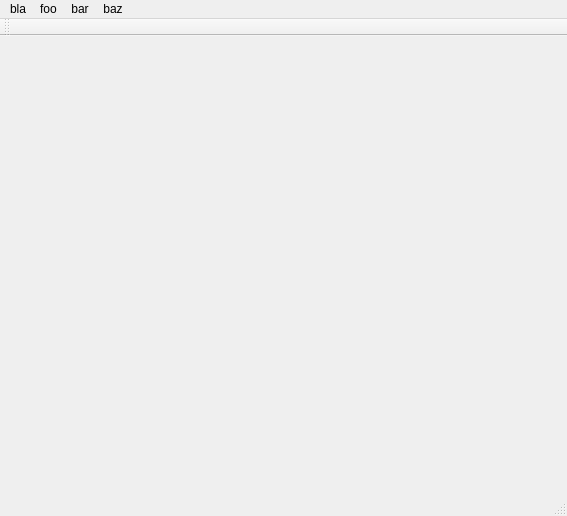
Old version of the form sudoku.ui in the repository foop/EspolSudoku.
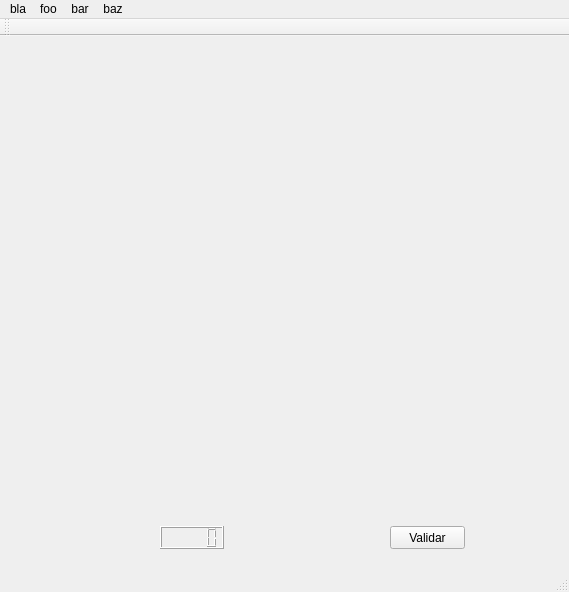
New version of the form.

```diff
--- a/sudoku.ui
+++ b/sudoku.ui
@@ -6,8 +6,8 @@
    <rect>
     <x>0</x>
     <y>0</y>
-    <width>567</width>
-    <height>516</height>
+    <width>569</width>
+    <height>592</height>
    </rect>
   </property>
   <property name="windowTitle">
@@ -28,20 +28,33 @@
    <widget class="QLCDNumber" name="lcdNumber">
     <property name="geometry">
      <rect>
-      <x>110</x>
-      <y>460</y>
+      <x>160</x>
+      <y>490</y>
       <width>64</width>
       <height>23</height>
      </rect>
     </property>
    </widget>
+   <widget class="QPushButton" name="pushButton">
+    <property name="geometry">
+     <rect>
+      <x>390</x>
+      <y>490</y>
+      <width>75</width>
+      <height>23</height>
+     </rect>
+    </property>
+    <property name="text">
+     <string>Validar</string>
+    </property>
+   </widget>
   </widget>
   <widget class="QMenuBar" name="menuBar">
    <property name="geometry">
     <rect>
      <x>0</x>
      <y>0</y>
-     <width>567</width>
+     <width>569</width>
      <height>21</height>
     </rect>
    </property>
```
Left out of the diff: 27 changed lines with no effect on the pictures.
